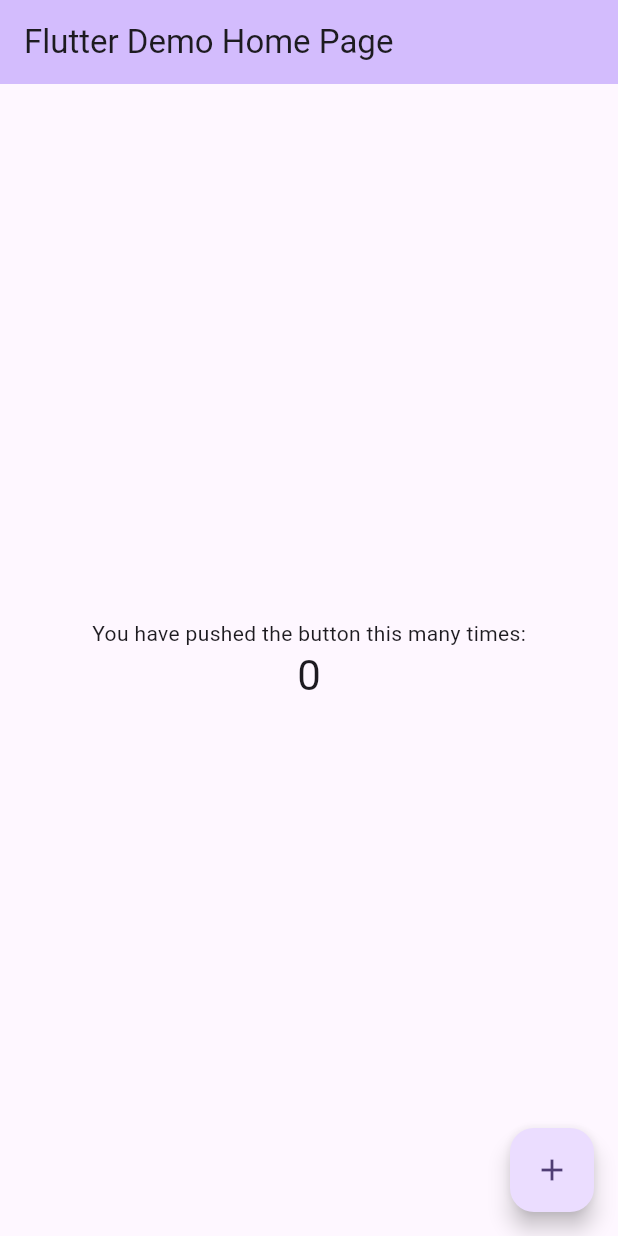
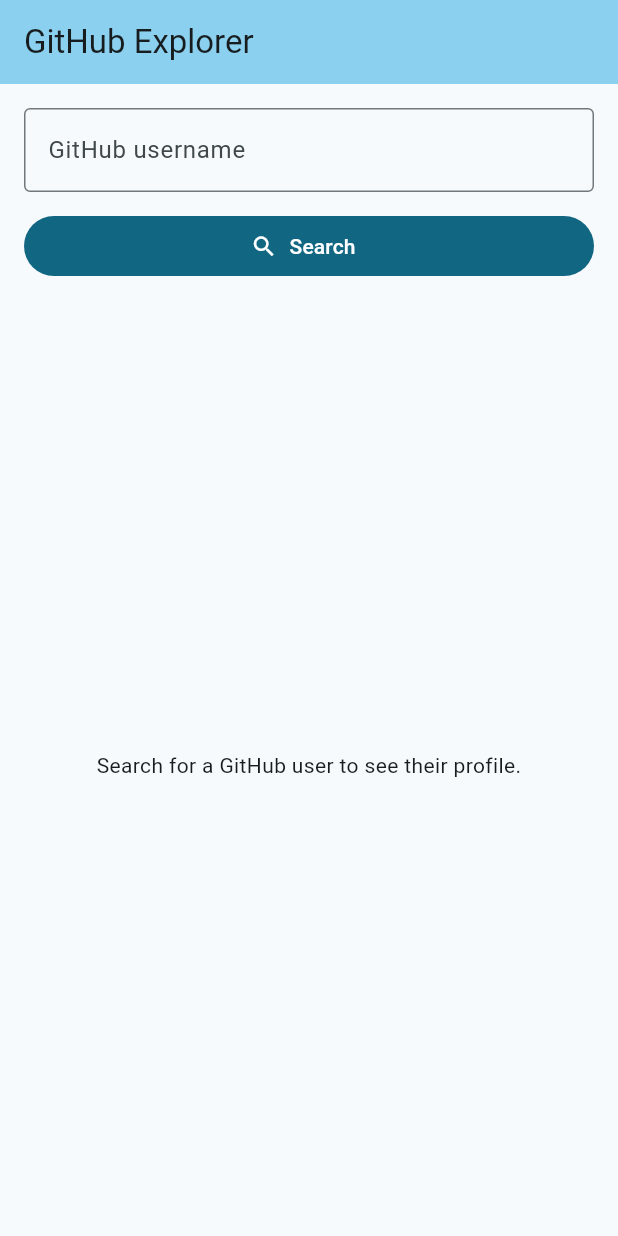
Before and after one commit to nankam12/github-explorer, a Flutter app: the screen it shows after launch, on a phone screen of 412 x 824 dp. Run offline on Flutter 3.47's test engine with Material 3 defaults, Android fonts, the phone set to English and light mode, and no system bars; accounts and stored records are empty.

Commit message:
Add Github profile and repository search

```diff
--- a/lib/main.dart
+++ b/lib/main.dart
@@ -1,122 +1,315 @@
 import 'package:flutter/material.dart';
 
+import 'models/github_repo.dart';
+import 'models/github_user.dart';
+import 'services/github_api.dart';
+import 'widgets/repo_card.dart';
+
 void main() {
-  runApp(const MyApp());
+  runApp(const GithubExplorerApp());
 }
 
-class MyApp extends StatelessWidget {
-  const MyApp({super.key});
+class GithubExplorerApp extends StatelessWidget {
+  const GithubExplorerApp({super.key});
 
-  // This widget is the root of your application.
   @override
   Widget build(BuildContext context) {
     return MaterialApp(
-      title: 'Flutter Demo',
+      title: 'GitHub Explorer',
       theme: ThemeData(
-        // This is the theme of your application.
-        //
-        // TRY THIS: Try running your application with "flutter run". You'll see
-        // the application has a purple toolbar. Then, without quitting the app,
-        // try changing the seedColor in the colorScheme below to Colors.green
-        // and then invoke "hot reload" (save your changes or press the "hot
-        // reload" button in a Flutter-supported IDE, or press "r" if you used
-        // the command line to start the app).
-        //
-        // Notice that the counter didn't reset back to zero; the application
-        // state is not lost during the reload. To reset the state, use hot
-        // restart instead.
-        //
-        // This works for code too, not just values: Most code changes can be
-        // tested with just a hot reload.
-        colorScheme: .fromSeed(seedColor: Colors.deepPurple),
+        colorScheme: ColorScheme.fromSeed(seedColor: Colors.blueGrey),
+        useMaterial3: true,
       ),
-      home: const MyHomePage(title: 'Flutter Demo Home Page'),
+      home: const SearchScreen(),
     );
   }
 }
 
-class MyHomePage extends StatefulWidget {
-  const MyHomePage({super.key, required this.title});
-
-  // This widget is the home page of your application. It is stateful, meaning
-  // that it has a State object (defined below) that contains fields that affect
-  // how it looks.
-
-  // This class is the configuration for the state. It holds the values (in this
-  // case the title) provided by the parent (in this case the App widget) and
-  // used by the build method of the State. Fields in a Widget subclass are
-  // always marked "final".
-
-  final String title;
+class SearchScreen extends StatefulWidget {
+  const SearchScreen({super.key});
 
   @override
-  State<MyHomePage> createState() => _MyHomePageState();
+  State<SearchScreen> createState() => _SearchScreenState();
 }
 
-class _MyHomePageState extends State<MyHomePage> {
-  int _counter = 0;
+class _SearchScreenState extends State<SearchScreen> {
+  final TextEditingController _usernameController = TextEditingController();
+  final GithubApi _githubApi = GithubApi();
 
-  void _incrementCounter() {
+  bool _isLoading = false;
+  String? _errorMessage;
+  GithubUser? _user;
+
+  bool _isLoadingRepos = false;
+  String? _reposErrorMessage;
+  List<GithubRepo> _repos = [];
+
+  @override
+  void dispose() {
+    _usernameController.dispose();
+    super.dispose();
+  }
+
+  Future<void> _searchUser() async {
     setState(() {
-      // This call to setState tells the Flutter framework that something has
-      // changed in this State, which causes it to rerun the build method below
-      // so that the display can reflect the updated values. If we changed
-      // _counter without calling setState(), then the build method would not be
-      // called again, and so nothing would appear to happen.
-      _counter++;
+      _isLoading = true;
+      _errorMessage = null;
+      _user = null;
+      _isLoadingRepos = false;
+      _reposErrorMessage = null;
+      _repos = [];
     });
+
+    try {
+      final user = await _githubApi.fetchUser(_usernameController.text);
+      setState(() {
+        _user = user;
+        _isLoading = false;
+      });
+      await _loadRepos(user.login);
+    } on GithubApiException catch (error) {
+      setState(() {
+        _errorMessage = error.message;
+        _isLoading = false;
+      });
+    }
+  }
+
+  Future<void> _loadRepos(String username) async {
+    setState(() {
+      _isLoadingRepos = true;
+      _reposErrorMessage = null;
+      _repos = [];
+    });
+
+    try {
+      final repos = await _githubApi.fetchRepos(username);
+      setState(() {
+        _repos = repos;
+        _isLoadingRepos = false;
+      });
+    } on GithubApiException catch (error) {
+      setState(() {
+        _reposErrorMessage = error.message;
+        _isLoadingRepos = false;
+      });
+    }
   }
 
   @override
   Widget build(BuildContext context) {
-    // This method is rerun every time setState is called, for instance as done
-    // by the _incrementCounter method above.
-    //
-    // The Flutter framework has been optimized to make rerunning build methods
-    // fast, so that you can just rebuild anything that needs updating rather
-    // than having to individually change instances of widgets.
     return Scaffold(
       appBar: AppBar(
-        // TRY THIS: Try changing the color here to a specific color (to
-        // Colors.amber, perhaps?) and trigger a hot reload to see the AppBar
-        // change color while the other colors stay the same.
         backgroundColor: Theme.of(context).colorScheme.inversePrimary,
-        // Here we take the value from the MyHomePage object that was created by
-        // the App.build method, and use it to set our appbar title.
-        title: Text(widget.title),
+        title: const Text('GitHub Explorer'),
       ),
-      body: Center(
-        // Center is a layout widget. It takes a single child and positions it
-        // in the middle of the parent.
+      body: Padding(
+        padding: const EdgeInsets.all(16),
         child: Column(
-          // Column is also a layout widget. It takes a list of children and
-          // arranges them vertically. By default, it sizes itself to fit its
-          // children horizontally, and tries to be as tall as its parent.
-          //
-          // Column has various properties to control how it sizes itself and
-          // how it positions its children. Here we use mainAxisAlignment to
-          // center the children vertically; the main axis here is the vertical
-          // axis because Columns are vertical (the cross axis would be
-          // horizontal).
-          //
-          // TRY THIS: Invoke "debug painting" (choose the "Toggle Debug Paint"
-          // action in the IDE, or press "p" in the console), to see the
-          // wireframe for each widget.
-          mainAxisAlignment: .center,
+          crossAxisAlignment: CrossAxisAlignment.stretch,
           children: [
-            const Text('You have pushed the button this many times:'),
+            TextField(
+              controller: _usernameController,
+              textInputAction: TextInputAction.search,
+              decoration: const InputDecoration(
+                labelText: 'GitHub username',
+                hintText: 'octocat',
+                border: OutlineInputBorder(),
+              ),
+              onSubmitted: (_) => _searchUser(),
+            ),
+            const SizedBox(height: 12),
+            FilledButton.icon(
+              onPressed: _isLoading ? null : _searchUser,
+              icon: const Icon(Icons.search),
+              label: const Text('Search'),
+            ),
+            const SizedBox(height: 24),
+            Expanded(child: _buildResult()),
+          ],
+        ),
+      ),
+    );
+  }
+
+  Widget _buildResult() {
+    if (_isLoading) {
+      return const Center(child: CircularProgressIndicator());
+    }
+
+    if (_errorMessage != null) {
+      return Center(
+        child: Text(
+          _errorMessage!,
+          textAlign: TextAlign.center,
+          style: TextStyle(
+            color: Theme.of(context).colorScheme.error,
+            fontSize: 16,
+          ),
+        ),
+      );
+    }
+
+    if (_user != null) {
+      return SingleChildScrollView(
+        child: Column(
+          crossAxisAlignment: CrossAxisAlignment.stretch,
+          children: [
+            _UserCard(user: _user!),
+            const SizedBox(height: 24),
             Text(
-              '$_counter',
-              style: Theme.of(context).textTheme.headlineMedium,
+              'Repositories',
+              style: Theme.of(context).textTheme.titleLarge,
+            ),
+            const SizedBox(height: 12),
+            _buildRepoSection(),
+          ],
+        ),
+      );
+    }
+
+    return const Center(
+      child: Text(
+        'Search for a GitHub user to see their profile.',
+        textAlign: TextAlign.center,
+      ),
+    );
+  }
+
+  Widget _buildRepoSection() {
+    if (_isLoadingRepos) {
+      return const Padding(
+        padding: EdgeInsets.symmetric(vertical: 24),
+        child: Center(child: CircularProgressIndicator()),
+      );
+    }
+
+    if (_reposErrorMessage != null) {
+      return Padding(
+        padding: const EdgeInsets.symmetric(vertical: 16),
+        child: Text(
+          _reposErrorMessage!,
+          textAlign: TextAlign.center,
+          style: TextStyle(
+            color: Theme.of(context).colorScheme.error,
+            fontSize: 16,
+          ),
+        ),
+      );
+    }
+
+    if (_repos.isEmpty) {
+      return const Padding(
+        padding: EdgeInsets.symmetric(vertical: 16),
+        child: Text(
+          'This user has no public repositories yet.',
+          textAlign: TextAlign.center,
+        ),
+      );
+    }
+
+    return Column(
+      children: [
+        for (final repo in _repos) RepoCard(repo: repo),
+      ],
+    );
+  }
+}
+
+class _UserCard extends StatelessWidget {
+  const _UserCard({required this.user});
+
+  final GithubUser user;
+
+  @override
+  Widget build(BuildContext context) {
+    final displayName = (user.name == null || user.name!.isEmpty)
+        ? user.login
+        : user.name!;
+    final bio = (user.bio == null || user.bio!.isEmpty)
+        ? 'No bio available.'
+        : user.bio!;
+
+    return Card(
+      child: Padding(
+        padding: const EdgeInsets.all(20),
+        child: Column(
+          children: [
+            CircleAvatar(
+              radius: 48,
+              backgroundImage: NetworkImage(user.avatarUrl),
+            ),
+            const SizedBox(height: 16),
+            Text(
+              displayName,
+              style: Theme.of(context).textTheme.headlineSmall,
+              textAlign: TextAlign.center,
+            ),
+            const SizedBox(height: 4),
+            Text(
+              '@${user.login}',
+              style: Theme.of(context).textTheme.bodyLarge?.copyWith(
+                color: Theme.of(context).colorScheme.onSurfaceVariant,
+              ),
+            ),
+            const SizedBox(height: 16),
+            Text(
+              bio,
+              textAlign: TextAlign.center,
+            ),
+            const SizedBox(height: 24),
+            Row(
+              children: [
+                Expanded(
+                  child: _StatItem(
+                    label: 'Followers',
+                    value: user.followers.toString(),
+                  ),
+                ),
+                Expanded(
+                  child: _StatItem(
+                    label: 'Following',
+                    value: user.following.toString(),
+                  ),
+                ),
+                Expanded(
+                  child: _StatItem(
+                    label: 'Repos',
+                    value: user.publicRepos.toString(),
+                  ),
+                ),
+              ],
             ),
           ],
         ),
       ),
-      floatingActionButton: FloatingActionButton(
-        onPressed: _incrementCounter,
-        tooltip: 'Increment',
-        child: const Icon(Icons.add),
-      ),
     );
   }
 }
+
+class _StatItem extends StatelessWidget {
+  const _StatItem({
+    required this.label,
+    required this.value,
+  });
+
+  final String label;
+  final String value;
+
+  @override
+  Widget build(BuildContext context) {
+    return Column(
+      children: [
+        Text(
+          value,
+          style: Theme.of(context).textTheme.titleLarge,
+        ),
+        const SizedBox(height: 4),
+        Text(
+          label,
+          style: Theme.of(context).textTheme.bodyMedium,
+        ),
+      ],
+    );
+  }
+}
--- /dev/null
+++ b/lib/models/github_repo.dart
@@ -0,0 +1,25 @@
+class GithubRepo {
+  final String name;
+  final String? description;
+  final String? language;
+  final int starCount;
+  final int forkCount;
+
+  const GithubRepo({
+    required this.name,
+    required this.description,
+    required this.language,
+    required this.starCount,
+    required this.forkCount,
+  });
+
+  factory GithubRepo.fromJson(Map<String, dynamic> json) {
+    return GithubRepo(
+      name: json['name'] as String,
+      description: json['description'] as String?,
+      language: json['language'] as String?,
+      starCount: json['stargazers_count'] as int,
+      forkCount: json['forks_count'] as int,
+    );
+  }
+}
--- /dev/null
+++ b/lib/models/github_user.dart
@@ -0,0 +1,31 @@
+class GithubUser {
+  final String login;
+  final String? name;
+  final String? bio;
+  final String avatarUrl;
+  final int followers;
+  final int following;
+  final int publicRepos;
+
+  const GithubUser({
+    required this.login,
+    required this.name,
+    required this.bio,
+    required this.avatarUrl,
+    required this.followers,
+    required this.following,
+    required this.publicRepos,
+  });
+
+  factory GithubUser.fromJson(Map<String, dynamic> json) {
+    return GithubUser(
+      login: json['login'] as String,
+      name: json['name'] as String?,
+      bio: json['bio'] as String?,
+      avatarUrl: json['avatar_url'] as String,
+      followers: json['followers'] as int,
+      following: json['following'] as int,
+      publicRepos: json['public_repos'] as int,
+    );
+  }
+}
--- /dev/null
+++ b/lib/services/github_api.dart
@@ -0,0 +1,111 @@
+import 'dart:convert';
+
+import 'package:http/http.dart' as http;
+
+import '../models/github_repo.dart';
+import '../models/github_user.dart';
+
+class GithubApiException implements Exception {
+  final String message;
+
+  const GithubApiException(this.message);
+
+  @override
+  String toString() => message;
+}
+
+class GithubApi {
+  static const String _baseUrl = 'https://api.github.com';
+  static const Map<String, String> _headers = {
+    'Accept': 'application/vnd.github+json',
+    'User-Agent': 'github_explorer',
+  };
+
+  Future<GithubUser> fetchUser(String username) async {
+    final trimmedUsername = username.trim();
+    if (trimmedUsername.isEmpty) {
+      throw const GithubApiException('Please enter a GitHub username.');
+    }
+
+    final uri = Uri.parse('$_baseUrl/users/${Uri.encodeComponent(trimmedUsername)}');
+
+    try {
+      final response = await http.get(uri, headers: _headers);
+
+      if (response.statusCode == 200) {
+        final json = jsonDecode(response.body) as Map<String, dynamic>;
+        return GithubUser.fromJson(json);
+      }
+
+      if (response.statusCode == 404) {
+        throw GithubApiException('User "$trimmedUsername" was not found.');
+      }
+
+      if (response.statusCode == 403) {
+        throw const GithubApiException(
+          'GitHub rate limit reached. Please try again later.',
+        );
+      }
+
+      throw GithubApiException(
+        'Could not load user. Status code: ${response.statusCode}.',
+      );
+    } on GithubApiException {
+      rethrow;
+    } catch (_) {
+      throw const GithubApiException(
+        'Could not connect to GitHub. Check your internet connection.',
+      );
+    }
+  }
+
+  Future<List<GithubRepo>> fetchRepos(String username) async {
+    final trimmedUsername = username.trim();
+    if (trimmedUsername.isEmpty) {
+      throw const GithubApiException('Please enter a GitHub username.');
+    }
+
+    final uri = Uri.parse(
+      '$_baseUrl/users/${Uri.encodeComponent(trimmedUsername)}/repos',
+    ).replace(
+      queryParameters: const {
+        'page': '1',
+        'per_page': '10',
+        'sort': 'updated',
+      },
+    );
+
+    try {
+      final response = await http.get(uri, headers: _headers);
+
+      if (response.statusCode == 200) {
+        final json = jsonDecode(response.body) as List<dynamic>;
+        return json
+            .map((item) => GithubRepo.fromJson(item as Map<String, dynamic>))
+            .toList();
+      }
+
+      if (response.statusCode == 404) {
+        throw GithubApiException(
+          'Repositories for "$trimmedUsername" were not found.',
+        );
+      }
+
+      if (response.statusCode == 403) {
+        throw const GithubApiException(
+          'GitHub rate limit reached. Please try again later.',
+        );
+      }
+
+      throw GithubApiException(
+        'Could not load repositories. Status code: ${response.statusCode}.',
+      );
+    } on GithubApiException {
+      rethrow;
+    } catch (_) {
+      throw const GithubApiException(
+        'Could not load repositories. Check your internet connection.',
+      );
+    }
+  }
+}
--- a/pubspec.yaml
+++ b/pubspec.yaml
@@ -34,6 +34,7 @@
   # The following adds the Cupertino Icons font to your application.
   # Use with the CupertinoIcons class for iOS style icons.
   cupertino_icons: ^1.0.8
+  http: ^1.5.0
 
 dev_dependencies:
   flutter_test:
```
Also changed, not shown: lib/widgets/repo_card.dart (added, +54 -0 lines), pubspec.lock, 1 other file.
